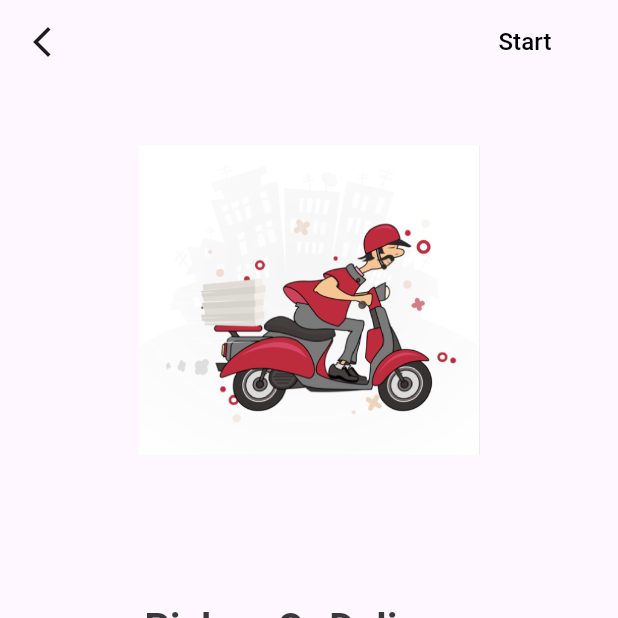
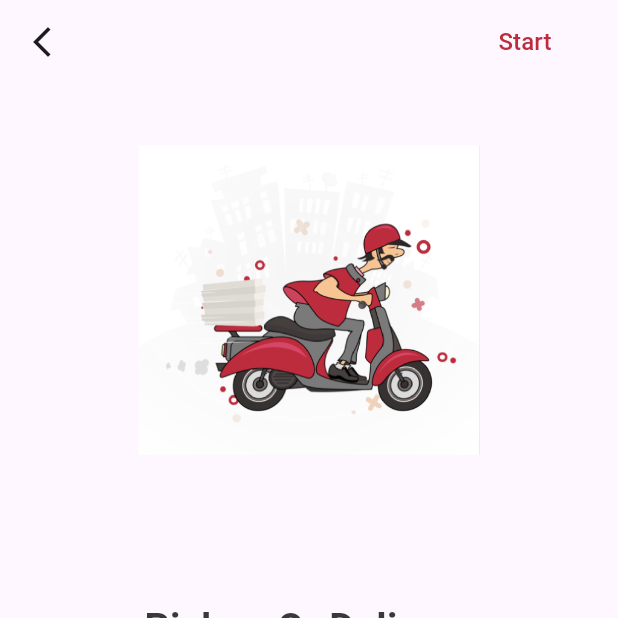
Before and after one commit to AhmedZidan5956/food_app2, a Flutter app: the screen it shows after launch, swiped to page 3, on a phone screen of 412 x 824 dp, the top half of it. Run offline on Flutter 3.47's test engine with Material 2 defaults, Android fonts, the phone set to English and light mode, and no system bars.

```diff
--- a/lib/core/features/out_boarding/presentation/view/out_boarding_screen.dart
+++ b/lib/core/features/out_boarding/presentation/view/out_boarding_screen.dart
@@ -70,8 +70,8 @@ class _OutBoardingScreenState extends State<OutBoardingScreen> {
                 width: ManagerWidth.w10,
                 height: ManagerHeight.h10,
                 title: ManagerStrings.start,
-                textStyle: TextStyle(
-                  color: ManagerColors.black,
+                textStyle: const TextStyle(
+                  color: ManagerColors.primaryColor,
                   fontSize: ManagerFontSizes.s16,
                 ),
                 isVisibleIcon: false,
@@ -83,8 +83,8 @@ class _OutBoardingScreenState extends State<OutBoardingScreen> {
                 width: ManagerWidth.w10,
                 height: ManagerHeight.h10,
                 title: ManagerStrings.next,
-                textStyle: TextStyle(
-                  color: ManagerColors.black,
+                textStyle: const TextStyle(
+                  color: ManagerColors.primaryColor,
                   fontSize: ManagerFontSizes.s16,
                 ),
                 isVisibleIcon: false,
@@ -187,6 +187,7 @@ class _OutBoardingScreenState extends State<OutBoardingScreen> {
                   },
                   title: ManagerStrings.skip,
                 ),
+
                 child: BaseButton(
                   isVisibleIcon: true,
                   textStyle: TextStyle(
```
